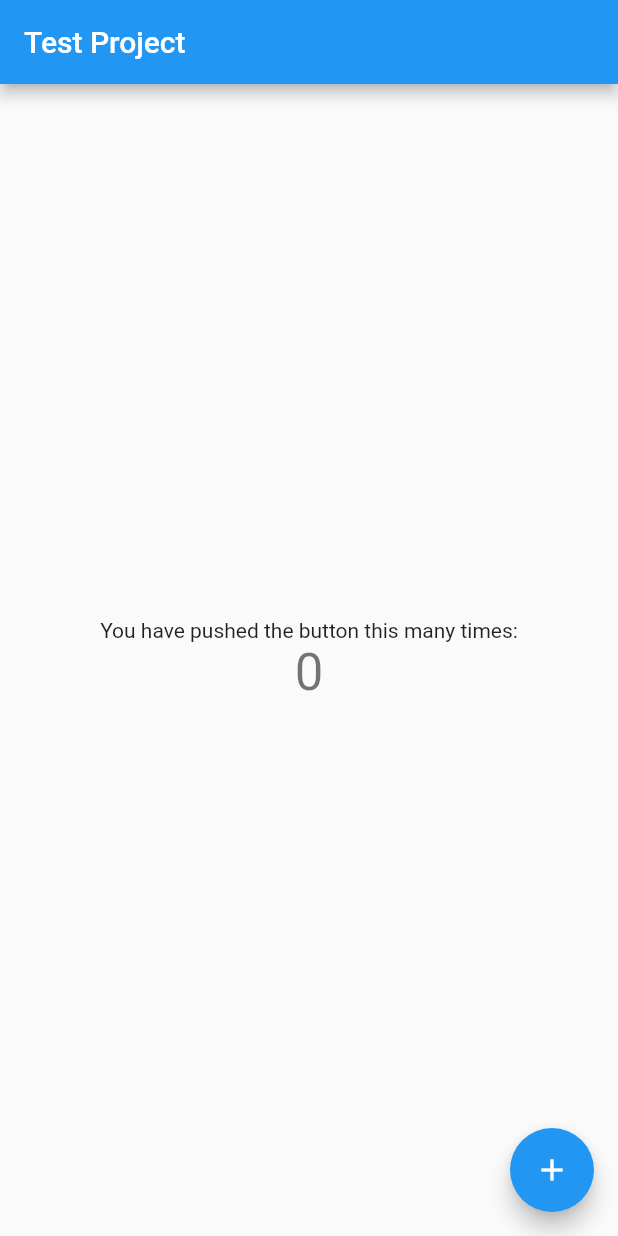
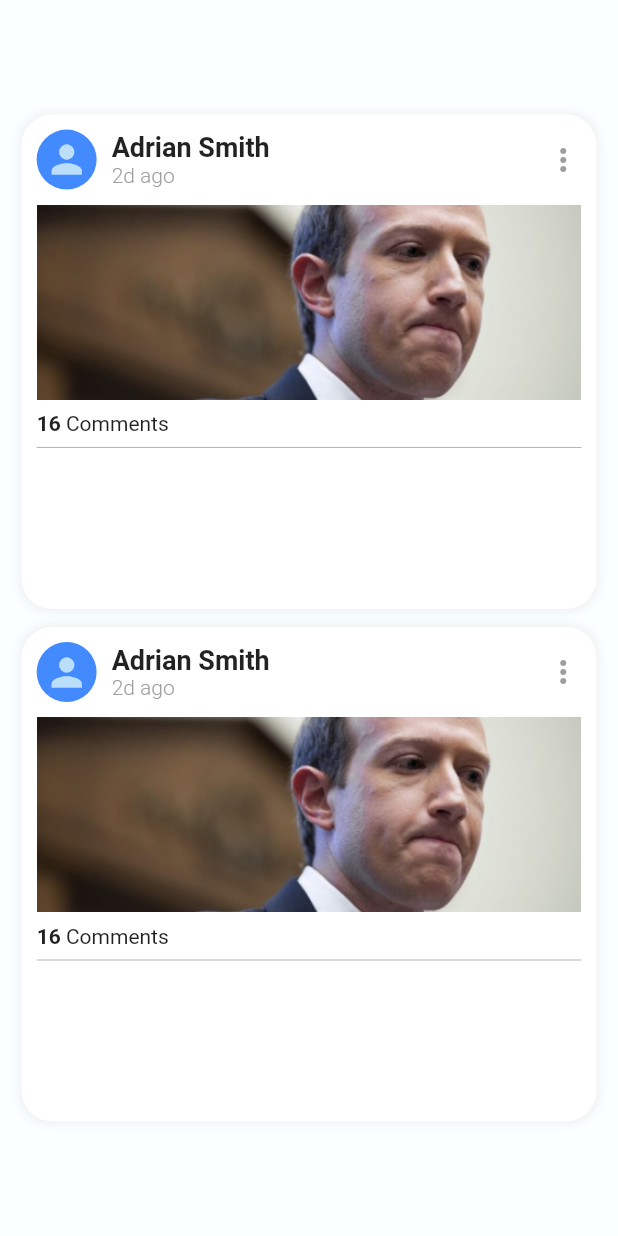
Before and after one commit to RealEskalate/Practice, a Flutter app: the screen it shows after launch, on a phone screen of 412 x 824 dp. Run offline on Flutter 3.47's test engine with Material 2 defaults, Android fonts, the phone set to English and light mode, and no system bars; our stand-ins replace bloc, flutter_bloc, google_fonts.

Commit message:
Add blog post card

```diff
--- /dev/null
+++ b/starter_project_mobile_2022/lib/blog_suha/constants/colors.dart
@@ -0,0 +1,3 @@
+import 'package:flutter/material.dart';
+
+Color mainBackground = const Color.fromARGB(248, 250, 255, 255);
--- /dev/null
+++ b/starter_project_mobile_2022/lib/blog_suha/widgets/circleIcon.dart
@@ -0,0 +1,12 @@
+import 'package:flutter/material.dart';
+
+Widget CircleIcon(BuildContext context, IconData icon) {
+  return CircleAvatar(
+    radius: 20,
+    backgroundColor: Colors.blueAccent,
+    child: Icon(
+      icon,
+      size: 30,
+    ),
+  );
+}
--- /dev/null
+++ b/starter_project_mobile_2022/lib/blog_suha/widgets/postCard.dart
@@ -0,0 +1,107 @@
+import 'package:flutter/material.dart';
+
+import 'circleIcon.dart';
+
+class PostCard extends StatelessWidget {
+  final double heigth;
+  final double width;
+  final double padding;
+
+  final int numOfStars;
+
+  final String title;
+  final String description;
+  final String created;
+  final String numOfComments;
+
+  final IconData icon;
+  final IconData image;
+
+  const PostCard(
+      {Key? key,
+      required this.heigth,
+      required this.width,
+      required this.title,
+      required this.description,
+      required this.created,
+      required this.numOfComments,
+      required this.icon,
+      required this.image,
+      required this.numOfStars,
+      required this.padding})
+      : super(key: key);
+
+  @override
+  Widget build(BuildContext context) {
+    return Container(
+      padding: EdgeInsets.all(padding),
+      height: heigth,
+      width: width,
+      decoration: BoxDecoration(boxShadow: [
+        BoxShadow(color: Colors.grey.shade200, spreadRadius: 1, blurRadius: 5),
+      ], color: Colors.white, borderRadius: BorderRadius.circular(20)),
+      child: Column(
+        children: [
+          Row(
+            mainAxisAlignment: MainAxisAlignment.spaceBetween,
+            children: [
+              Row(
+                children: [
+                  CircleIcon(context, icon),
+                  const SizedBox(width: 10),
+                  Column(
+                    crossAxisAlignment: CrossAxisAlignment.start,
+                    children: [
+                      Text(
+                        title,
+                        style: const TextStyle(
+                            fontSize: 18, fontWeight: FontWeight.bold),
+                      ),
+                      Text(
+                        created,
+                        style: const TextStyle(
+                            color: Colors.grey, fontWeight: FontWeight.w300),
+                      ),
+                    ],
+                  ),
+                ],
+              ),
+              const Icon(
+                Icons.more_vert,
+                color: Colors.grey,
+              )
+            ],
+          ),
+          const SizedBox(
+            height: 10,
+          ),
+          const Image(
+              alignment: Alignment.center,
+              fit: BoxFit.cover,
+              height: 130,
+              width: 400,
+              image: AssetImage('assets/mark.png')),
+          const SizedBox(
+            height: 8,
+          ),
+          Row(
+            children: [
+              Text(
+                numOfComments,
+                style: const TextStyle(fontWeight: FontWeight.bold),
+              ),
+              const Text(
+                ' Comments',
+              )
+            ],
+          ),
+          const Divider(
+            thickness: 0.5, // thickness of the line
+            color: Colors.grey, // The color to use when painting the line.
+          ),
+          Row()
+        ],
+      ),
+    );
+  }
+}
--- a/starter_project_mobile_2022/lib/main/homepage.dart
+++ b/starter_project_mobile_2022/lib/main/homepage.dart
@@ -1,4 +1,6 @@
 import 'package:flutter/material.dart';
+import 'package:starter_project_mobile_2022/blog_suha/constants/colors.dart';
+import 'package:starter_project_mobile_2022/blog_suha/widgets/postCard.dart';
 
 class MyHomePage extends StatefulWidget {
   const MyHomePage({Key? key, required this.title}) : super(key: key);
@@ -10,39 +12,47 @@ class MyHomePage extends StatefulWidget {
 }
 
 class _MyHomePageState extends State<MyHomePage> {
-  int _counter = 0;
-
-  void _incrementCounter() {
-    setState(() {
-      _counter++;
-    });
-  }
-
   @override
   Widget build(BuildContext context) {
+    final double height = MediaQuery.of(context).size.height;
+    final double width = MediaQuery.of(context).size.width;
+
     return Scaffold(
-      appBar: AppBar(
-        title: Text(widget.title),
-      ),
+      backgroundColor: mainBackground,
       body: Center(
         child: Column(
           mainAxisAlignment: MainAxisAlignment.center,
           children: <Widget>[
-            const Text(
-              'You have pushed the button this many times:',
+            PostCard(
+              created: '2d ago',
+              description:
+                  'Daily Facebook users up again after decline But Facebook owner Meta is struggling with',
+              heigth: height * 0.4,
+              width: width * 0.93,
+              padding: 10,
+              icon: Icons.person,
+              image: Icons.texture_sharp,
+              numOfComments: '16',
+              numOfStars: 4,
+              title: 'Adrian Smith',
             ),
-            Text(
-              '$_counter',
-              style: Theme.of(context).textTheme.headline4,
+            const SizedBox(height: 12),
+            PostCard(
+              created: '2d ago',
+              description:
+                  'Daily Facebook users up again after decline But Facebook owner Meta is struggling with',
+              heigth: height * 0.4,
+              width: width * 0.93,
+              padding: 10,
+              icon: Icons.person,
+              image: Icons.texture_sharp,
+              numOfComments: '16',
+              numOfStars: 4,
+              title: 'Adrian Smith',
             ),
           ],
         ),
       ),
-      floatingActionButton: FloatingActionButton(
-        onPressed: _incrementCounter,
-        tooltip: 'Increment',
-        child: const Icon(Icons.add),
-      ), // This trailing comma makes auto-formatting nicer for build methods.
     );
   }
 }
```
Also changed, not shown: starter_project_mobile_2022/assets/mark.png (added), starter_project_mobile_2022/lib/blog_suha/presentation/list_blog_page.dart (added).
